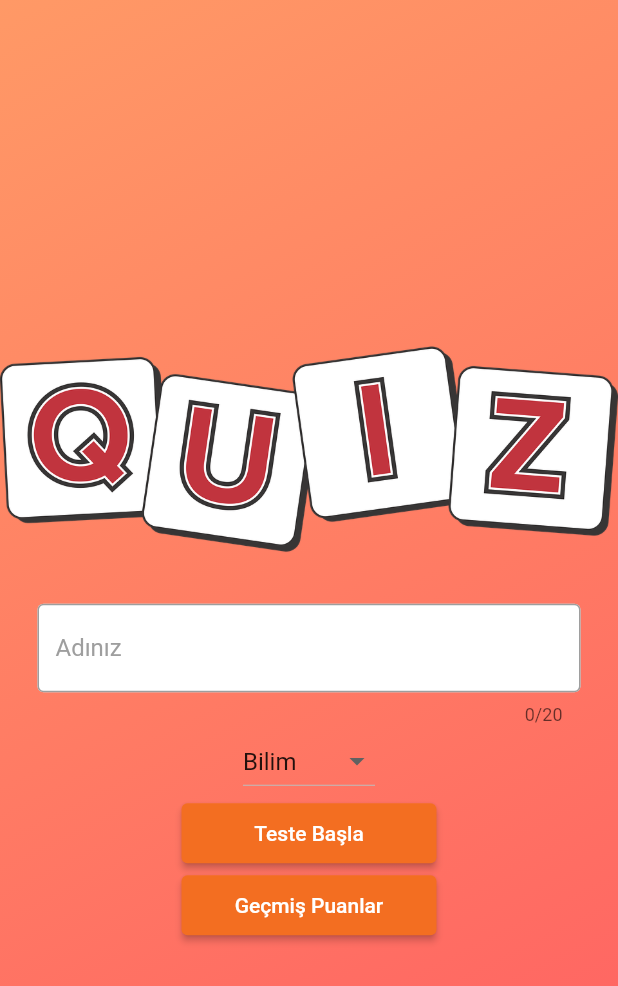
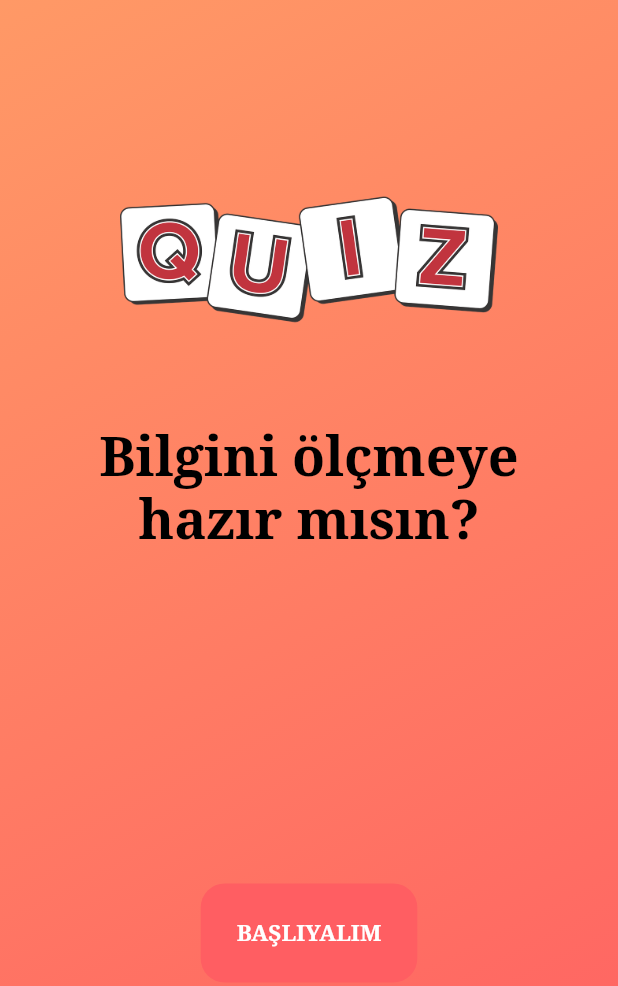
Before and after one commit to sametcankosegit/quiz_app, a Flutter app: the screen it shows after launch, on a phone screen of 412 x 824 dp. Shown: the top 986 px of the screen. Run offline on Flutter 3.47's test engine with Material 2 defaults, Android fonts, the light colour scheme and no system bars; our stand-ins replace google_fonts, sqflite; accounts and stored records are empty.

Commit message:
get started page add

```diff
--- a/lib/main.dart
+++ b/lib/main.dart
@@ -1,6 +1,6 @@
 import 'package:flutter/material.dart';
 import 'package:provider/provider.dart';
-import 'package:quapp/screens/home_screen.dart';
+import 'package:quapp/screens/get_started_screen.dart';
 import 'models/quiz_view_model.dart';
 
 void main() {
@@ -16,10 +16,10 @@ class MyApp extends StatelessWidget {
   Widget build(BuildContext context) {
     return ChangeNotifierProvider(
       create: (context) => QuizViewModel(),
-      child: MaterialApp(
+      child: const MaterialApp(
         debugShowCheckedModeBanner: false,
         title: 'Quiz App',
-        home: HomeScreen(),
+        home: GetStartedScreen(),
       ),
     );
   }
--- /dev/null
+++ b/lib/screens/get_started_screen.dart
@@ -0,0 +1,79 @@
+import 'package:flutter/material.dart';
+import 'package:google_fonts/google_fonts.dart';
+import 'package:quapp/screens/home_screen.dart';
+import '../utils/color.dart';
+
+class GetStartedScreen extends StatelessWidget {
+  const GetStartedScreen({Key? key}) : super(key: key);
+
+  @override
+  Widget build(BuildContext context) {
+    return Scaffold(
+      body: Container(
+        height: MediaQuery.of(context).size.height,
+        decoration: BoxDecoration(
+          gradient: ColorGradientClass.mainGradient,
+        ),
+        child: SafeArea(
+          child: Column(
+            children: [
+              //logo
+              Padding(
+                padding: const EdgeInsets.only(
+                  left: 80.0,
+                  right: 80.0,
+                  top: 110,
+                  bottom: 20,
+                ),
+                child: Image.asset(
+                  'assets/images/logo.png',
+                ),
+              ),
+              // introduce text
+              Padding(
+                padding: const EdgeInsets.all(28.0),
+                child: Text(
+                  'Bilgini ölçmeye hazır mısın?',
+                  textAlign: TextAlign.center,
+                  style: GoogleFonts.notoSerif(
+                      fontSize: 36,
+                      fontWeight: FontWeight.bold,
+                      color: const Color.fromARGB(255, 0, 0, 0)),
+                ),
+              ),
+              const SizedBox(height: 24),
+
+              const Spacer(),
+
+              GestureDetector(
+                onTap: () {
+                  Navigator.push(
+                    context,
+                    MaterialPageRoute(
+                      builder: (context) => HomeScreen(),
+                    ),
+                  );
+                },
+                child: Container(
+                  padding: const EdgeInsets.all(24),
+                  decoration: BoxDecoration(
+                    borderRadius: BorderRadius.circular(16),
+                    color: ColorClass.customColor2,
+                  ),
+                  child: Text(
+                    "BAŞLIYALIM",
+                    style: GoogleFonts.notoSerif(
+                        fontSize: 15,
+                        fontWeight: FontWeight.bold,
+                        color: const Color.fromARGB(255, 255, 255, 255)),
+                  ),
+                ),
+              ),
+              const Spacer(),
+            ],
+          ),
+        ),
+      ),
+    );
+  }
+}
--- a/pubspec.yaml
+++ b/pubspec.yaml
@@ -39,6 +39,7 @@ dependencies:
   provider: ^6.0.5
   sqflite: ^2.3.0
   cached_network_image: ^3.2.3
+  google_fonts: ^5.1.0
 
 dev_dependencies:
   flutter_test:
```
Also changed, not shown: pubspec.lock.
